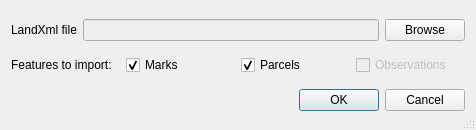
This is LandXml/Ui_LandXmlDialog.ui in linz/QGIS-LandXML-Plugin as Qt 5 draws it before an edit. The edited form follows.
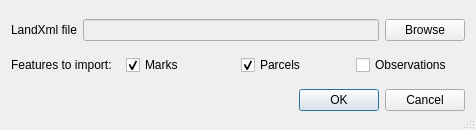
This is the edited form.

The edit to the form file:
```diff
--- a/LandXml/Ui_LandXmlDialog.ui
+++ b/LandXml/Ui_LandXmlDialog.ui
@@ -89,7 +89,7 @@
      <item>
       <widget class="QCheckBox" name="uImportObs">
        <property name="enabled">
-        <bool>false</bool>
+        <bool>true</bool>
        </property>
        <property name="text">
         <string>Observations</string>
```
